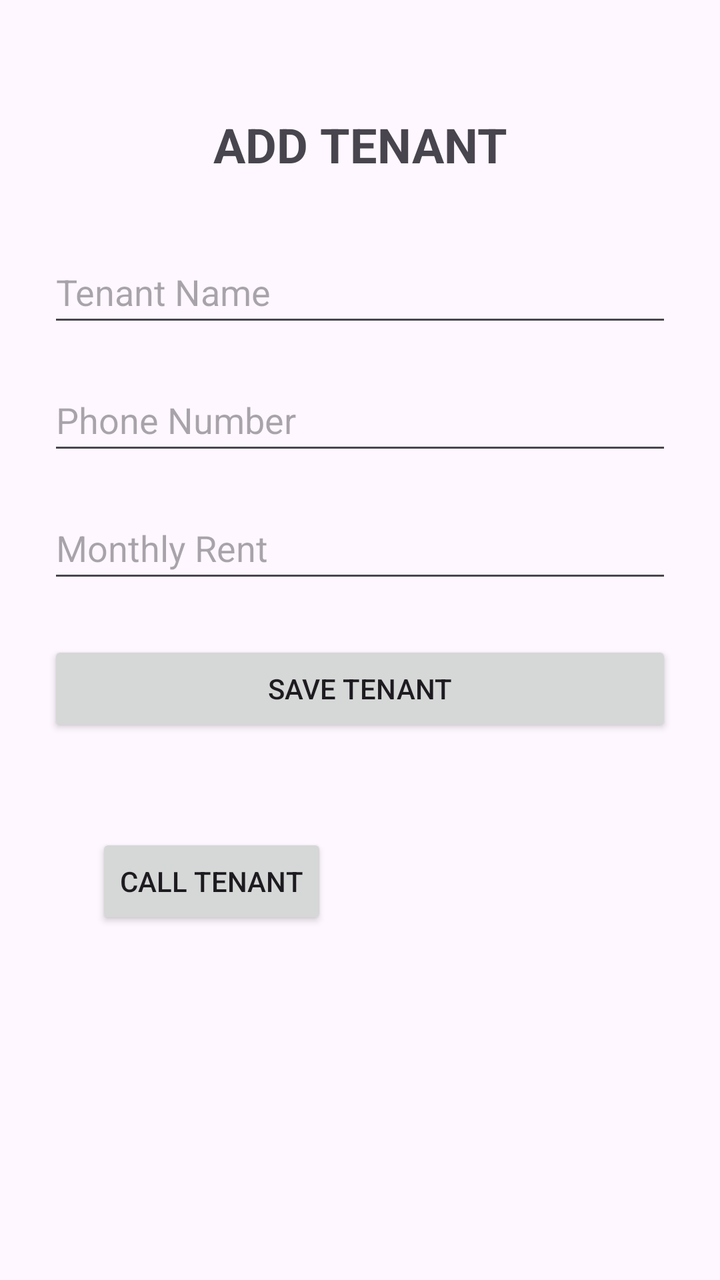
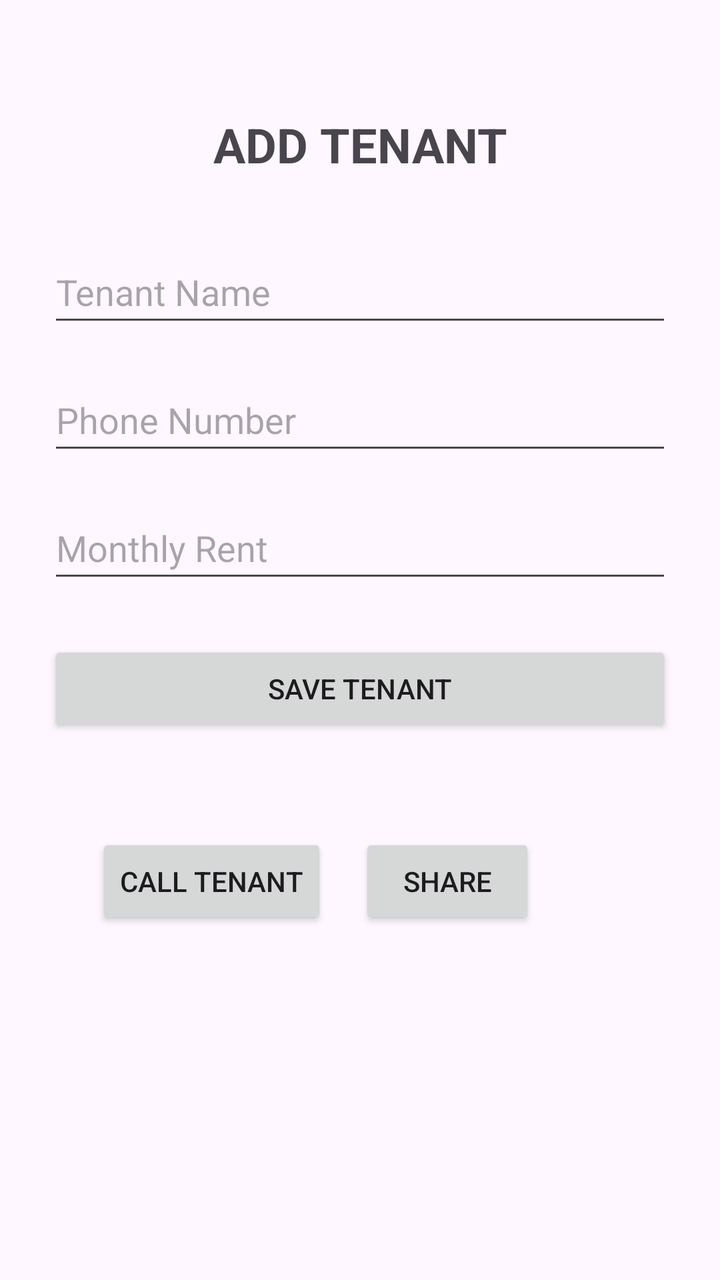

An Android layout rendered at two revisions. The XML below is the earlier revision; the diff shows what the commit changed to produce the second picture.
<!-- AndroidManifest.xml: application theme Theme.TenantManagementSysrem -->
<!-- res/layout/activity_main.xml -->
<?xml version="1.0" encoding="utf-8"?>
<layout xmlns:android="http://schemas.android.com/apk/res/android"
    xmlns:app="http://schemas.android.com/apk/res-auto">

    <data>

        <variable
            name="tenant"
            type="com.example.tenantmanagementsysrem.Tenant" />

    </data>

    <androidx.constraintlayout.widget.ConstraintLayout
        android:id="@+id/main"
        android:layout_width="match_parent"
        android:layout_height="match_parent"
        android:padding="24dp">

        <TextView
            android:id="@+id/titleTextView"
            android:layout_width="wrap_content"
            android:layout_height="wrap_content"
            android:text="ADD TENANT"
            android:textSize="24sp"
            android:textStyle="bold"
            android:layout_marginTop="32dp"
            app:layout_constraintTop_toTopOf="parent"
            app:layout_constraintStart_toStartOf="parent"
            app:layout_constraintEnd_toEndOf="parent" />

        <EditText
            android:id="@+id/tenantNameEditText"
            android:layout_width="0dp"
            android:layout_height="wrap_content"
            android:hint="Tenant Name"
            android:inputType="textPersonName"
            android:minHeight="48dp"
            android:layout_marginTop="32dp"
            app:layout_constraintTop_toBottomOf="@id/titleTextView"
            app:layout_constraintStart_toStartOf="parent"
            app:layout_constraintEnd_toEndOf="parent" />

        <EditText
            android:id="@+id/phoneEditText"
            android:layout_width="0dp"
            android:layout_height="wrap_content"
            android:hint="Phone Number"
            android:inputType="phone"
            android:minHeight="48dp"
            android:layout_marginTop="16dp"
            app:layout_constraintTop_toBottomOf="@id/tenantNameEditText"
            app:layout_constraintStart_toStartOf="parent"
            app:layout_constraintEnd_toEndOf="parent" />

        <EditText
            android:id="@+id/rentEditText"
            android:layout_width="0dp"
            android:layout_height="wrap_content"
            android:hint="Monthly Rent"
            android:inputType="number"
            android:minHeight="48dp"
            android:layout_marginTop="16dp"
            app:layout_constraintTop_toBottomOf="@id/phoneEditText"
            app:layout_constraintStart_toStartOf="parent"
            app:layout_constraintEnd_toEndOf="parent" />

        <Button
            android:id="@+id/saveButton"
            android:layout_width="0dp"
            android:layout_height="wrap_content"
            android:text="SAVE TENANT"
            android:layout_marginTop="24dp"
            app:layout_constraintTop_toBottomOf="@id/rentEditText"
            app:layout_constraintStart_toStartOf="parent"
            app:layout_constraintEnd_toEndOf="parent" />

        <TextView
            android:id="@+id/tenantResultTextView"
            android:layout_width="0dp"
            android:layout_height="wrap_content"
            android:text="@{tenant.summary()}"
            android:textSize="18sp"
            android:layout_marginTop="24dp"
            app:layout_constraintTop_toBottomOf="@id/saveButton"
            app:layout_constraintStart_toStartOf="parent"
            app:layout_constraintEnd_toEndOf="parent" />

        <Button
            android:id="@+id/callButton"
            android:layout_width="wrap_content"
            android:layout_height="wrap_content"
            android:text="CALL TENANT"
            android:layout_marginStart="24dp"
            app:layout_constraintTop_toBottomOf="@id/tenantResultTextView"
            app:layout_constraintStart_toStartOf="parent" />

    </androidx.constraintlayout.widget.ConstraintLayout>

</layout>
<!-- resources referenced by this layout -->
<resources>
  <style name="Theme.TenantManagementSysrem" parent="Base.Theme.TenantManagementSysrem" />
  <style name="Base.Theme.TenantManagementSysrem" parent="Theme.Material3.DayNight.NoActionBar">
          
          
      </style>
</resources>

<!-- the commit's change to res/layout/activity_main.xml (unified diff, before → after) -->
@@ -94,6 +94,15 @@
             app:layout_constraintTop_toBottomOf="@id/tenantResultTextView"
             app:layout_constraintStart_toStartOf="parent" />
 
+        <Button
+            android:id="@+id/shareButton"
+            android:layout_width="wrap_content"
+            android:layout_height="wrap_content"
+            android:text="SHARE"
+            android:layout_marginStart="16dp"
+            app:layout_constraintTop_toBottomOf="@id/tenantResultTextView"
+            app:layout_constraintStart_toEndOf="@id/callButton" />
+
     </androidx.constraintlayout.widget.ConstraintLayout>
 
 </layout>
